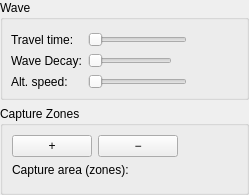
The window that ui/forms/CaptureZonesWidget.ui (Wolfieeewolf/OpenRGB3DSpatialPlugin) describes before a commit, drawn with Qt 5.
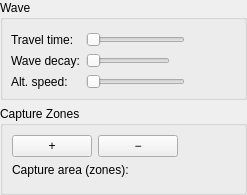
The same window after the commit.

The edit to the form file:
```diff
--- a/ui/forms/CaptureZonesWidget.ui
+++ b/ui/forms/CaptureZonesWidget.ui
@@ -84,7 +84,7 @@
       <item row="1" column="0">
        <widget class="QLabel" name="waveDecayCaption">
         <property name="text">
-         <string>Wave Decay:</string>
+         <string>Wave decay:</string>
         </property>
        </widget>
       </item>
```
